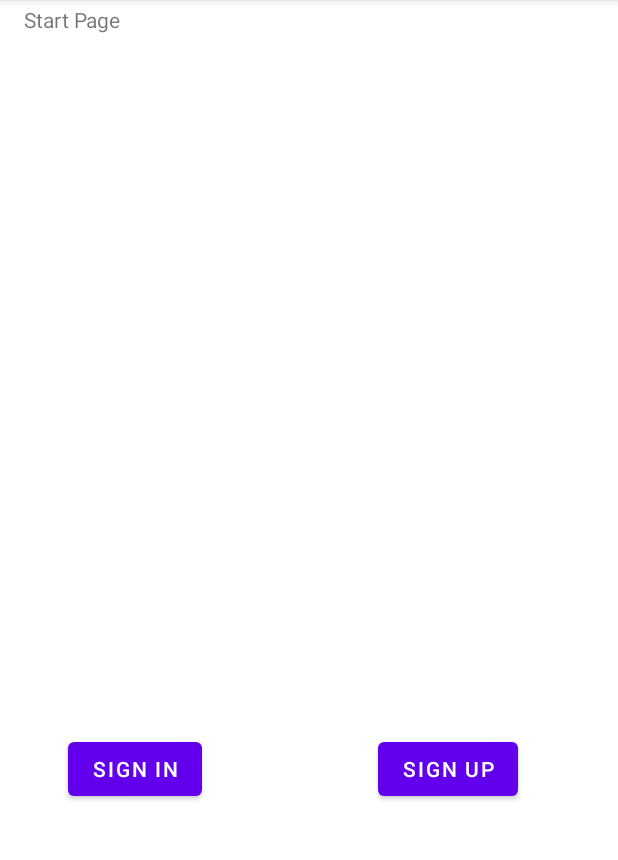
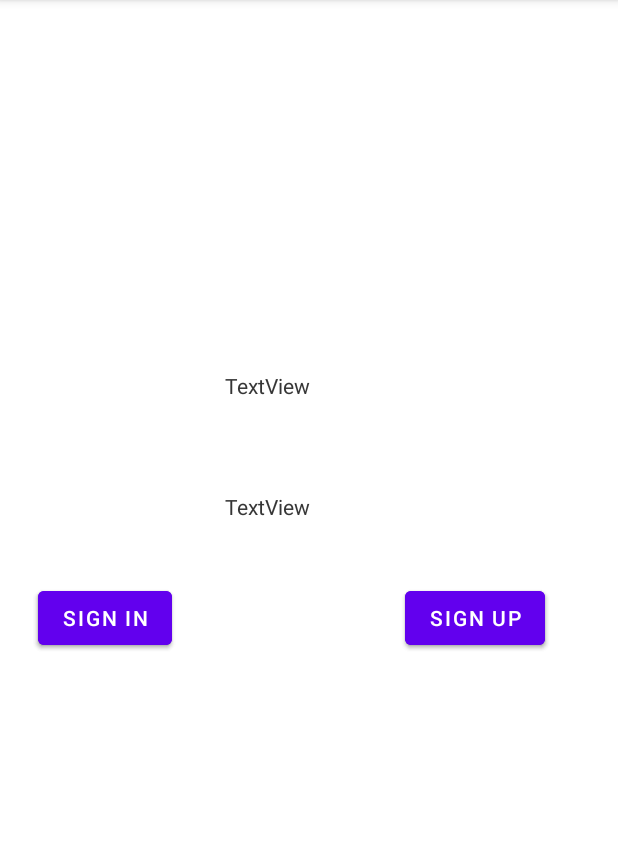
Before and after one commit to preshiousshittu/mobile-computing-app-project, an Android app: the screen it shows after launch (startpage), on a phone screen of 412 x 824 dp, the part 84-944 px from its top. Run offline under Robolectric (Android 15) with nearby library versions, the phone set to English and light mode, and no system bars.

Commit message:
Add Fragments to StartActivity page

```diff
--- a/Mobile_Computing_project/app/src/main/java/com/example/mobile_computing_project/Activity/startpage.java
+++ b/Mobile_Computing_project/app/src/main/java/com/example/mobile_computing_project/Activity/startpage.java
@@ -1,14 +1,22 @@
 package com.example.mobile_computing_project.Activity;
 
 import androidx.appcompat.app.AppCompatActivity;
+import androidx.fragment.app.FragmentManager;
+import androidx.fragment.app.FragmentTransaction;
 
 import android.content.Intent;
 import android.os.Bundle;
 import android.view.View;
 
+import com.example.mobile_computing_project.Fragments.signInFragment;
+import com.example.mobile_computing_project.Fragments.signUpFragment;
 import com.example.mobile_computing_project.R;
 
-public class startpage extends AppCompatActivity {
+public class startpage extends AppCompatActivity
+        implements signUpFragment.SignUpCallBack, signInFragment.SignInCallBack {
+
+    signInFragment siFrag = signInFragment.newInstance();
+    signUpFragment suFrag = signUpFragment.newInstance();
 
     @Override
     protected void onCreate(Bundle savedInstanceState) {
@@ -16,8 +24,38 @@ public class startpage extends AppCompatActivity {
         setContentView(R.layout.activity_startpage);
 
 
+        FragmentManager fm = getSupportFragmentManager();
+        FragmentTransaction trans = fm.beginTransaction();
+        trans.add(R.id.fragmentContainerFL, siFrag);
+        trans.add(R.id.fragmentContainerFL, suFrag);
+        trans.hide(suFrag);
+        trans.show(siFrag);
+        trans.commit();
+
+
     }
     public void ShowMain(View v){
         Intent ini = new Intent(this, MainActivity.class);
-        startActivity(ini);}
+        startActivity(ini);
+    }
+
+    @Override
+    public void swapToSignIn() {
+        FragmentManager fm = getSupportFragmentManager();
+        FragmentTransaction trans = fm.beginTransaction();
+        trans.hide(suFrag);
+        trans.show(siFrag);
+        trans.commit();
+
+    }
+
+    @Override
+    public void swapToSignUp() {
+        FragmentManager fm = getSupportFragmentManager();
+        FragmentTransaction trans = fm.beginTransaction();
+        trans.hide(siFrag);
+        trans.show(suFrag);
+        trans.commit();
+
+    }
 }
--- a/Mobile_Computing_project/app/src/main/java/com/example/mobile_computing_project/Fragments/signInFragment.java
+++ b/Mobile_Computing_project/app/src/main/java/com/example/mobile_computing_project/Fragments/signInFragment.java
@@ -40,16 +40,12 @@ public class signInFragment extends Fragment {
      * Use this factory method to create a new instance of
      * this fragment using the provided parameters.
      *
-     * @param param1 Parameter 1.
-     * @param param2 Parameter 2.
      * @return A new instance of fragment signInFragment.
      */
     // TODO: Rename and change types and number of parameters
-    public static signInFragment newInstance(String param1, String param2) {
+    public static signInFragment newInstance() {
         signInFragment fragment = new signInFragment();
         Bundle args = new Bundle();
-        args.putString(ARG_PARAM1, param1);
-        args.putString(ARG_PARAM2, param2);
         fragment.setArguments(args);
         return fragment;
     }
--- a/Mobile_Computing_project/app/src/main/res/layout/activity_startpage.xml
+++ b/Mobile_Computing_project/app/src/main/res/layout/activity_startpage.xml
@@ -6,41 +6,15 @@
     android:layout_height="match_parent"
     tools:context=".Activity.startpage">
 
-    <TextView
-        android:id="@+id/textView2"
-        android:layout_width="136dp"
-        android:layout_height="47dp"
-        android:text="Start Page"
+    <androidx.fragment.app.FragmentContainerView
+        android:id="@+id/fragmentContainerFL"
+        android:name="com.example.mobile_computing_project.Fragments.signInFragment"
+        android:layout_width="387dp"
+        android:layout_height="603dp"
         app:layout_constraintBottom_toBottomOf="parent"
         app:layout_constraintEnd_toEndOf="parent"
-        app:layout_constraintHorizontal_bias="0.058"
+        app:layout_constraintHorizontal_bias="0.444"
         app:layout_constraintStart_toStartOf="parent"
         app:layout_constraintTop_toTopOf="parent"
-        app:layout_constraintVertical_bias="0.005" />
-
-    <Button
-        android:id="@+id/button"
-        android:layout_width="wrap_content"
-        android:layout_height="wrap_content"
-        android:onClick="ShowMain"
-        android:text="Sign In"
-        app:layout_constraintBottom_toBottomOf="parent"
-        app:layout_constraintEnd_toEndOf="parent"
-        app:layout_constraintHorizontal_bias="0.141"
-        app:layout_constraintStart_toStartOf="parent"
-        app:layout_constraintTop_toTopOf="parent"
-        app:layout_constraintVertical_bias="0.679" />
-
-    <Button
-        android:id="@+id/button2"
-        android:layout_width="wrap_content"
-        android:layout_height="wrap_content"
-        android:onClick="ShowMain"
-        android:text="Sign Up"
-        app:layout_constraintBottom_toBottomOf="parent"
-        app:layout_constraintEnd_toEndOf="parent"
-        app:layout_constraintHorizontal_bias="0.791"
-        app:layout_constraintStart_toStartOf="parent"
-        app:layout_constraintTop_toTopOf="parent"
-        app:layout_constraintVertical_bias="0.679" />
+        app:layout_constraintVertical_bias="0.673" />
 </androidx.constraintlayout.widget.ConstraintLayout>
```
Also changed, not shown: Mobile_Computing_project/app/src/main/java/com/example/mobile_computing_project/Fragments/signUpFragment.java (+2 -7 lines).
